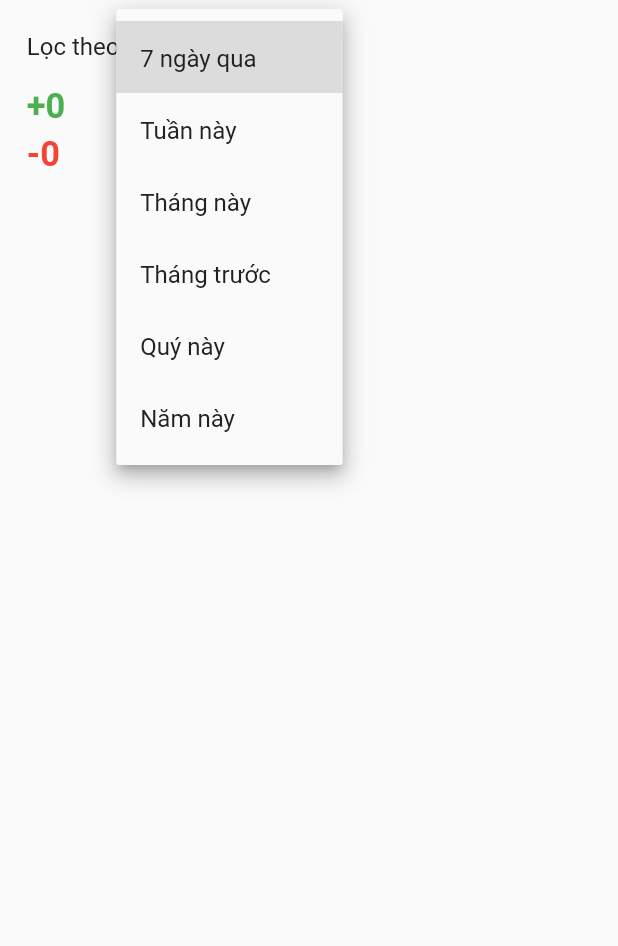
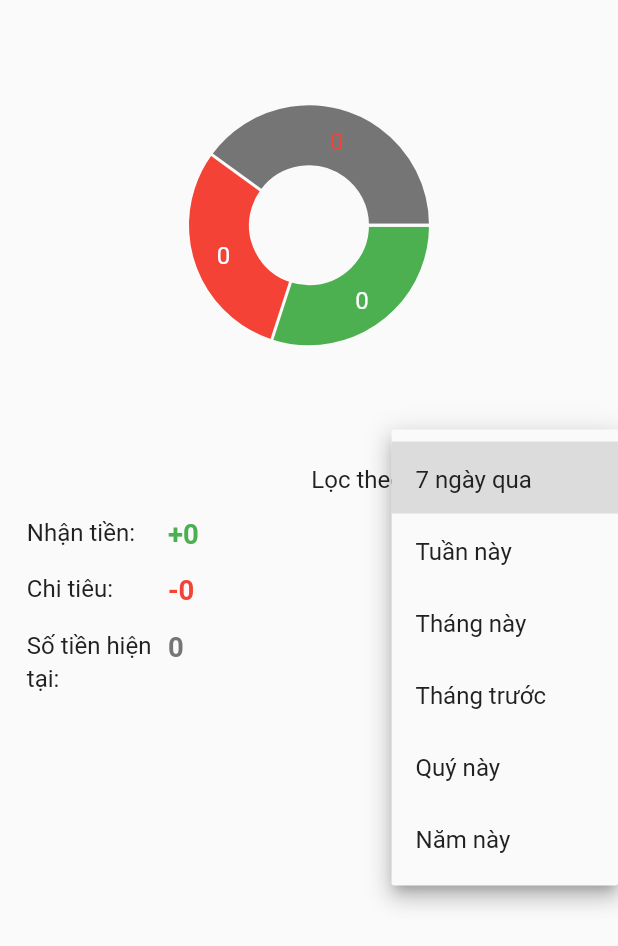
Before and after one commit to tranduc1710/my_wallet, a Flutter app: the ThongKePage screen opened directly, after a tap on "7 ngày qua", on a phone screen of 412 x 824 dp. Shown: the top 946 px of the screen. Run offline on Flutter 3.47's test engine with Material 3 defaults, Android fonts, the phone set to English and light mode, and no system bars; drawn by our look-alikes of fl_chart; our stand-ins replace bloc, dio, firebase_core, flutter_bloc, flutter_svg, hive and 2 more; accounts and stored records are empty.

Commit message:
update bieu do thong ke

```diff
--- a/lib/l10n/intl_en.arb
+++ b/lib/l10n/intl_en.arb
@@ -83,5 +83,6 @@
   "chuaCoGiaoDich": "Chưa có giao dịch phát sinh",
   "locTheo": "Lọc theo",
   "thoiGianTraNo": "Thời gian trả",
+  "soTienHienTai": "Số tiền hiện tại",
   "ngayGioKhongDung": "Ngày hoặc giờ không đúng định dạng"
 }
--- a/lib/main.dart
+++ b/lib/main.dart
@@ -12,6 +12,7 @@ import 'src/domain/entity/hive/locale.hive.dart';
 
 void main() {
   WidgetsFlutterBinding.ensureInitialized();
+  // MobileAds.instance.initialize();
   SystemChrome.setSystemUIOverlayStyle(
     const SystemUiOverlayStyle(
       statusBarColor: Colors.transparent,
--- a/lib/src/presentation/pages/add_spend/add_spend_bloc.dart
+++ b/lib/src/presentation/pages/add_spend/add_spend_bloc.dart
@@ -6,22 +6,22 @@ class AddSpendBloc extends Bloc<_AddSpendEvent, _AddSpendState> {
   final tfThoiGianPhatSinh = TextEditingController(text: TimeOfDay.now().format(Constant.navigatorKey.currentContext!));
 
   final dropTienTeController = AppDropdownController(list: AppHive.boxTienTe.values.toList());
-  late final AppDropdownController<LoaiChiTieuModel> dropController;
+  final AppDropdownController<LoaiChiTieuModel> dropController = AppDropdownController(list: []);
 
   /// tab cho vay
-  late final AppDropdownController<LoaiChiTieuModel> dropNguoiVayController;
+  final AppDropdownController<LoaiChiTieuModel> dropNguoiVayController = AppDropdownController(list: []);
   final tfNgayChoVay = TextEditingController(text: DateTime.now().withFormat());
   final tfGioChoVay = TextEditingController(text: TimeOfDay.now().format(Constant.navigatorKey.currentContext!));
   final tfNgayTraNo = TextEditingController();
   final tfGioTraNo = TextEditingController();
   final rxLaiSuat = LaiSuat.khong.rx;
 
-  late final AppDropdownController<({int index, String text})> dropHanLaiSuatController;
+  final AppDropdownController<({int index, String text})> dropHanLaiSuatController = AppDropdownController(list: []);
   final tfNgayHanLai = TextEditingController();
   final isDiVay = false.rx;
 
   /// tab nhan tien
-  late final AppDropdownController<LoaiChiTieuModel> dropNhanTuController;
+  final AppDropdownController<LoaiChiTieuModel> dropNhanTuController = AppDropdownController(list: []);
   final tfNgayNhan = TextEditingController(text: DateTime.now().withFormat());
   final tfGioNhan = TextEditingController(text: TimeOfDay.now().format(Constant.navigatorKey.currentContext!));
 
@@ -41,14 +41,10 @@ class AddSpendBloc extends Bloc<_AddSpendEvent, _AddSpendState> {
   }
 
   void _init(InitEvent event, Emitter<_AddSpendState> emit) async {
-    await .1.delayed();
-    dropController = AppDropdownController(list: (AppHive.boxLoaiChiTieu.values.toList()));
-    await .1.delayed();
-    dropNguoiVayController = AppDropdownController(list: AppHive.boxNguoiVay.values.toList());
-    await .1.delayed();
-    dropNhanTuController = AppDropdownController(list: AppHive.boxNhanTu.values.toList());
-    await .1.delayed();
-    dropHanLaiSuatController = AppDropdownController(list: Constant.lstTimeLaiSuat);
+    dropController.list = AppHive.boxLoaiChiTieu.values.toList();
+    dropNguoiVayController.list = AppHive.boxNguoiVay.values.toList();
+    dropNhanTuController.list = AppHive.boxNhanTu.values.toList();
+    dropHanLaiSuatController.list = Constant.lstTimeLaiSuat;
 
     focusSoTien.addListener(() {
       isNhapSoTien.value = focusSoTien.hasFocus;
@@ -130,7 +126,9 @@ class AddSpendBloc extends Bloc<_AddSpendEvent, _AddSpendState> {
           ? null
           : ChiTieuModel(
               loaiChiTieu: dropController.getItemSelect()?.id,
-              fullNgayGio: DateFormat('dd/MM/yyyy HH:mm').parse('${tfNgayPhatSinh.text.trim()} ${tfThoiGianPhatSinh.text.trim()}').millisecondsSinceEpoch,
+              fullNgayGio: DateFormat('dd/MM/yyyy HH:mm')
+                  .parse('${tfNgayPhatSinh.text.trim()} ${tfThoiGianPhatSinh.text.trim()}')
+                  .millisecondsSinceEpoch,
             ),
       choVay: indexTab.value != TypeTab.choVay.index
           ? null
--- a/lib/src/presentation/pages/home/home_view.dart
+++ b/lib/src/presentation/pages/home/home_view.dart
@@ -54,7 +54,8 @@ class HomePage extends StatelessWidget {
                           AppRouters.addSpend.push(context);
                         }
                       },
-                      buildWhen: (previous, current) => current is _LoadingState || current is _ErrorState || current is _CompleteState,
+                      buildWhen: (previous, current) =>
+                          current is _LoadingState || current is _ErrorState || current is _CompleteState,
                       builder: (context, state) {
                         if (state is _LoadingState || state is _InitState) {
                           return _loading();
@@ -137,7 +138,8 @@ class HomePage extends StatelessWidget {
           return CustomScrollView(
             keyboardDismissBehavior: ScrollViewKeyboardDismissBehavior.onDrag,
             slivers: List.generate(snapshot.data.getList.length, (index) {
-              final list = bloc.lstChiTieu.where((element) => element.ngay == snapshot.data.getList[index]).toList().reversed.toList();
+              final list =
+                  bloc.lstChiTieu.where((element) => element.ngay == snapshot.data.getList[index]).toList().reversed.toList();
 
               return SliverMainAxisGroup(slivers: [
                 SliverPersistentHeader(
@@ -171,7 +173,8 @@ class HomePage extends StatelessWidget {
 
   Widget _viewItem(GhiChiTieuModel item) {
     final loaiChiTieu = _getLoaiChiTieu(item);
-    final isAdd = item.loaiChiTieu == TypeTab.nhanTien.index || (item.loaiChiTieu == TypeTab.choVay.index && item.choVay?.laDiVay == true);
+    final isAdd =
+        item.loaiChiTieu == TypeTab.nhanTien.index || (item.loaiChiTieu == TypeTab.choVay.index && item.choVay?.laDiVay == true);
 
     return Container(
       margin: AppEdgeInsets.item,
@@ -250,7 +253,8 @@ class HomePage extends StatelessWidget {
               if (item.loaiChiTieu == TypeTab.nhanTien.index) ...[
                 TableRow(children: [
                   AppLanguage.nhanTu.colon.wText(style: AppStyle.normal.copyWith(color: AppColor.secondaryText)),
-                  if (item.nhanTien!.nhanTu != null) AppHive.boxNhanTu.get(item.nhanTien!.nhanTu!.value.toString())!.ten.value.wText(),
+                  if (item.nhanTien!.nhanTu != null)
+                    AppHive.boxNhanTu.get(item.nhanTien!.nhanTu!.value.toString())!.ten.value.wText(),
                   if (item.nhanTien!.nhanTu == null) ''.wText(),
                 ]),
               ],
@@ -285,7 +289,7 @@ class HomePage extends StatelessWidget {
       final day = DateTime.now().difference(DateFormat('dd/MM/yyyy').parse(item.ngay.value)).inDays;
       final soTien = double.tryParse(item.choVay!.tienLaiSuat.value.replaceAll(',', '')).value * day;
 
-      return "${item.choVay!.tienLaiSuat.value}/${AppLanguage.ngay} x $day ${AppLanguage.ngay} = ${Utils.formatMoney(soTien, false)}${item.donVi}";
+      return "${item.choVay!.tienLaiSuat.value}/${AppLanguage.ngay} x $day ${AppLanguage.ngay} = ${Utils.formatMoney(soTien)}${item.donVi}";
     }
 
     if (item.choVay!.laiSuat == LaiSuat.phanTram.index) {
@@ -308,7 +312,7 @@ class HomePage extends StatelessWidget {
 
       tien = tien.ceilToDouble();
 
-      return "${item.choVay!.phanTramLai.value}%/${tenLai.text} x $donVi ($day ${AppLanguage.ngay}) = ${Utils.formatMoney(tien, false)}${item.donVi}";
+      return "${item.choVay!.phanTramLai.value}%/${tenLai.text} x $donVi ($day ${AppLanguage.ngay}) = ${Utils.formatMoney(tien)}${item.donVi}";
     }
 
     return laiSuat;
--- a/lib/src/presentation/pages/thong_ke/thong_ke_bloc.dart
+++ b/lib/src/presentation/pages/thong_ke/thong_ke_bloc.dart
@@ -3,8 +3,29 @@ part of 'thong_ke_view.dart';
 class ThongKeBloc extends Bloc<_ThongKeEvent, _ThongKeState> {
   final rxTong = "0".rx;
   final rxTongTru = "0".rx;
+  final rxHienTai = "0".rx;
   final rxType = 0.rx;
   final rxLoaiTK = ThongKeTheo.tuanGanNhat.rx;
+  final rxChart = <PieChartSectionData>[
+    PieChartSectionData(
+      color: Colors.green,
+      value: 30,
+      title: 0.toString(),
+      titleStyle: AppStyle.normal.copyWith(color: Colors.white),
+    ),
+    PieChartSectionData(
+      color: Colors.red,
+      value: 30,
+      title: 0.toString(),
+      titleStyle: AppStyle.normal.copyWith(color: Colors.white),
+    ),
+    PieChartSectionData(
+      color: AppColor.secondaryText,
+      value: 40,
+      title: 0.toString(),
+      titleStyle: AppStyle.normal.copyWith(color: Colors.red),
+    ),
+  ].rx;
 
   ThongKeBloc() : super(_InitState()) {
     on<InitEvent>(_init);
@@ -56,7 +77,9 @@ class ThongKeBloc extends Bloc<_ThongKeEvent, _ThongKeState> {
     final lstThang = AppHive.boxChiTieu.values.where(
       (element) {
         var dateCurrent = DateFormat('dd/MM/yyyy').parse(element.ngay.value);
-        return dateNow.year == dateCurrent.year && dateNow.month - dateCurrent.month <= 3 && dateNow.month - dateCurrent.month >= 0;
+        return dateNow.year == dateCurrent.year &&
+            dateNow.month - dateCurrent.month <= 3 &&
+            dateNow.month - dateCurrent.month >= 0;
       },
     ).toList();
     _locTongTheoTienTe(lstThang);
@@ -116,6 +139,7 @@ class ThongKeBloc extends Bloc<_ThongKeEvent, _ThongKeState> {
     if (list.isEmpty) {
       rxTong.value = "+0";
       rxTongTru.value = "-0";
+      rxHienTai.value = "0";
       return;
     }
 
@@ -127,25 +151,80 @@ class ThongKeBloc extends Bloc<_ThongKeEvent, _ThongKeState> {
     }
 
     if (lstTienTe.length > 1) {
-      final lstString = <String>[];
-      final lstStringTru = <String>[];
+      final lstString = <String, double>{};
+      final lstStringTru = <String, double>{};
+      final mapTong = <String, double>{};
+
       for (var tienTe in lstTienTe) {
         final lst = list.where((element) => element.codeTienTe == tienTe).toList();
-        lstString.add(Utils.formatMoney(_tinhTong(lst)) + lst.first.donVi.value);
-        lstStringTru.add(Utils.formatMoney(_tinhTongTru(lst)) + lst.first.donVi.value);
+        final tong = _tinhTong(lst);
+        final tru = _tinhTongTru(lst);
+
+        mapTong[lst.first.donVi.value] = tong + tru;
+        lstString[lst.first.donVi.value] = tong;
+        lstStringTru[lst.first.donVi.value] = tru;
       }
-      rxTong.value = lstString.join('\n');
-      rxTongTru.value = lstStringTru.join('\n');
+      rxTong.value = lstString.entries.map((map) => Utils.formatMoney(map.value, false) + map.key).join('\n');
+      rxTongTru.value = lstStringTru.entries.map((map) => Utils.formatMoney(map.value, false) + map.key).join('\n');
+      rxHienTai.value = mapTong.entries.map((map) => Utils.formatMoney(map.value) + map.key).join('\n');
+      rxChart.value.clear();
+      rxChart.refresh();
+
+      for (var i = 0; i < lstTienTe.length; i++) {
+        final tru = lstStringTru.entries.elementAt(i);
+        final tong = lstString.entries.elementAt(i);
+        final hienTai = tong.value + tru.value;
+
+        final double ptConLai = tru.value == 0 ? 100 : (hienTai / tru.value * 100);
+
+        rxChart.value.add(PieChartSectionData(
+          color: Colors.red,
+          value: ptConLai / lstTienTe.length,
+          title: '-${Utils.formatMoney(tru.value, false) + tru.key}',
+          titleStyle: AppStyle.normal.copyWith(color: Colors.black),
+        ));
+        rxChart.value.add(PieChartSectionData(
+          color: Colors.green,
+          value: (100 - ptConLai).abs() / lstTienTe.length,
+          title: '+${Utils.formatMoney(tong.value, false) + tong.key}',
+          titleStyle: AppStyle.normal.copyWith(color: Colors.black),
+        ));
+      }
+
+      rxChart.refresh();
     } else {
-      rxTong.value = Utils.formatMoney(_tinhTong(list)) + list.first.donVi.value;
-      rxTongTru.value = '${Utils.formatMoney(_tinhTongTru(list))}${list.first.donVi.value}';
+      final tong = _tinhTong(list);
+      final tru = _tinhTongTru(list);
+      final hienTai = tong + tru;
+
+      rxTong.value = Utils.formatMoney(_tinhTong(list), false) + list.first.donVi.value;
+      rxTongTru.value = '${Utils.formatMoney(_tinhTongTru(list), false)}${list.first.donVi.value}';
+      rxHienTai.value = Utils.formatMoney(hienTai) + list.first.donVi.value;
+
+      final double ptConLai = tru == 0 ? 100 : (hienTai / tru * 100);
+
+      rxChart.value = [
+        PieChartSectionData(
+          color: Colors.red,
+          value: ptConLai,
+          title: '-${rxTongTru.value}',
+          titleStyle: AppStyle.normal.copyWith(color: Colors.black),
+        ),
+        PieChartSectionData(
+          color: Colors.green,
+          value: (100 - ptConLai).abs(),
+          title: '+${rxTong.value}',
+          titleStyle: AppStyle.normal.copyWith(color: Colors.black),
+        ),
+      ];
     }
   }
 
   double _tinhTong(List<GhiChiTieuModel> list) {
     var tong = 0.0;
     for (var element in list) {
-      if (element.loaiChiTieu == TypeTab.nhanTien.index || (element.loaiChiTieu == TypeTab.choVay.index && element.choVay?.laDiVay == true)) {
+      if (element.loaiChiTieu == TypeTab.nhanTien.index ||
+          (element.loaiChiTieu == TypeTab.choVay.index && element.choVay?.laDiVay == true)) {
         tong += double.tryParse(element.soTien.value.replaceAll(',', '')).value;
       }
     }
@@ -155,7 +234,8 @@ class ThongKeBloc extends Bloc<_ThongKeEvent, _ThongKeState> {
   double _tinhTongTru(List<GhiChiTieuModel> list) {
     var tong = 0.0;
     for (var element in list) {
-      if (element.loaiChiTieu == TypeTab.chiTieu.index || (element.loaiChiTieu == TypeTab.choVay.index && element.choVay?.laDiVay != true)) {
+      if (element.loaiChiTieu == TypeTab.chiTieu.index ||
+          (element.loaiChiTieu == TypeTab.choVay.index && element.choVay?.laDiVay != true)) {
         tong -= double.tryParse(element.soTien.value.replaceAll(',', '')).value;
       }
     }
--- a/lib/src/presentation/pages/thong_ke/thong_ke_view.dart
+++ b/lib/src/presentation/pages/thong_ke/thong_ke_view.dart
@@ -1,3 +1,4 @@
+import 'package:fl_chart/fl_chart.dart';
 import 'package:flutter_bloc/flutter_bloc.dart';
 import 'package:intl/intl.dart';
 import 'package:my_wallet/core/base/base.dart';
@@ -50,15 +51,35 @@ class ThongKePage extends StatelessWidget {
         ),
       );
 
-  Widget _buildBody(ThongKeBloc bloc) => SingleChildScrollView(
-        child: StreamBuilder(
+  Widget _buildBody(ThongKeBloc bloc) => StreamBuilder(
       stream: bloc.rxLoaiTK,
       initialData: bloc.rxLoaiTK.value,
       builder: (context, snapshotTK) {
         return Column(
           crossAxisAlignment: CrossAxisAlignment.start,
           children: [
+            SizedBox(
+              height: .7.w,
+              width: .7.w,
+              child: StreamBuilder(
+                  stream: bloc.rxChart,
+                  initialData: bloc.rxChart.value,
+                  builder: (context, snapshot) {
+                    return PieChart(
+                      PieChartData(
+                        pieTouchData: PieTouchData(
+                          touchCallback: (FlTouchEvent event, pieTouchResponse) {},
+                        ),
+                        borderData: FlBorderData(show: false),
+                        sectionsSpace: 2,
+                        centerSpaceRadius: 40,
+                        sections: snapshot.data,
+                      ),
+                    );
+                  }),
+            ).wCenter(),
             Row(
+              mainAxisAlignment: MainAxisAlignment.end,
               children: [
                 AppLanguage.locTheo.colon.wText(),
                 5.wSpaceWidth(),
@@ -76,28 +97,74 @@ class ThongKePage extends StatelessWidget {
                 ),
               ],
             ),
-                  StreamBuilder(
+            Expanded(
+              child: SingleChildScrollView(
+                child: Column(
+                  children: [
+                    Row(
+                      crossAxisAlignment: CrossAxisAlignment.start,
+                      children: [
+                        Expanded(flex: 1, child: AppLanguage.nhanTien.colon.wText()),
+                        Expanded(
+                          flex: 3,
+                          child: StreamBuilder(
                               stream: bloc.rxTong,
                               initialData: bloc.rxTong.value,
                               builder: (context, snapshot) {
                                 return snapshot.data.value.wText(
-                            style: AppStyle.s20.copyWith(
+                                    style: AppStyle.s16.copyWith(
                                   fontWeight: FontWeight.bold,
                                   color: Colors.green,
                                 ));
                               }),
-                  StreamBuilder(
+                        ),
+                      ],
+                    ),
+                    10.wSpaceHeight(),
+                    Row(
+                      crossAxisAlignment: CrossAxisAlignment.start,
+                      children: [
+                        Expanded(flex: 1, child: AppLanguage.chiTieu.colon.wText()),
+                        Expanded(
+                          flex: 3,
+                          child: StreamBuilder(
                               stream: bloc.rxTongTru,
                               initialData: bloc.rxTongTru.value,
                               builder: (context, snapshot) {
                                 return snapshot.data.value.wText(
-                            style: AppStyle.s20.copyWith(
+                                    style: AppStyle.s16.copyWith(
                                   fontWeight: FontWeight.bold,
                                   color: Colors.red,
                                 ));
                               }),
+                        ),
+                      ],
+                    ),
+                    10.wSpaceHeight(),
+                    Row(
+                      crossAxisAlignment: CrossAxisAlignment.start,
+                      children: [
+                        Expanded(flex: 1, child: AppLanguage.soTienHienTai.colon.wText()),
+                        Expanded(
+                          flex: 3,
+                          child: StreamBuilder(
+                              stream: bloc.rxHienTai,
+                              initialData: bloc.rxHienTai.value,
+                              builder: (context, snapshot) {
+                                return snapshot.data.value.wText(
+                                    style: AppStyle.s16.copyWith(
+                                  fontWeight: FontWeight.bold,
+                                  color: AppColor.secondaryText,
+                                ));
+                              }),
+                        ),
+                      ],
+                    ),
+                  ],
+                ),
+              ),
+            ),
           ],
         ).wPadding(AppEdgeInsets.screen);
-            }),
-      );
+      });
 }
--- a/pubspec.yaml
+++ b/pubspec.yaml
@@ -27,6 +27,7 @@ dependencies:
   flutter_bloc: ^8.1.3
   firebase_core: ^2.30.1
 #  google_mobile_ads: ^5.0.0
+  fl_chart: ^0.67.0
 
 dev_dependencies:
   flutter_test:
```
Also changed, not shown: lib/generated/intl/messages_en.dart, lib/generated/l10n.dart, pubspec.lock, 2 other files. Lines whose indentation alone changed are shown as unchanged.
